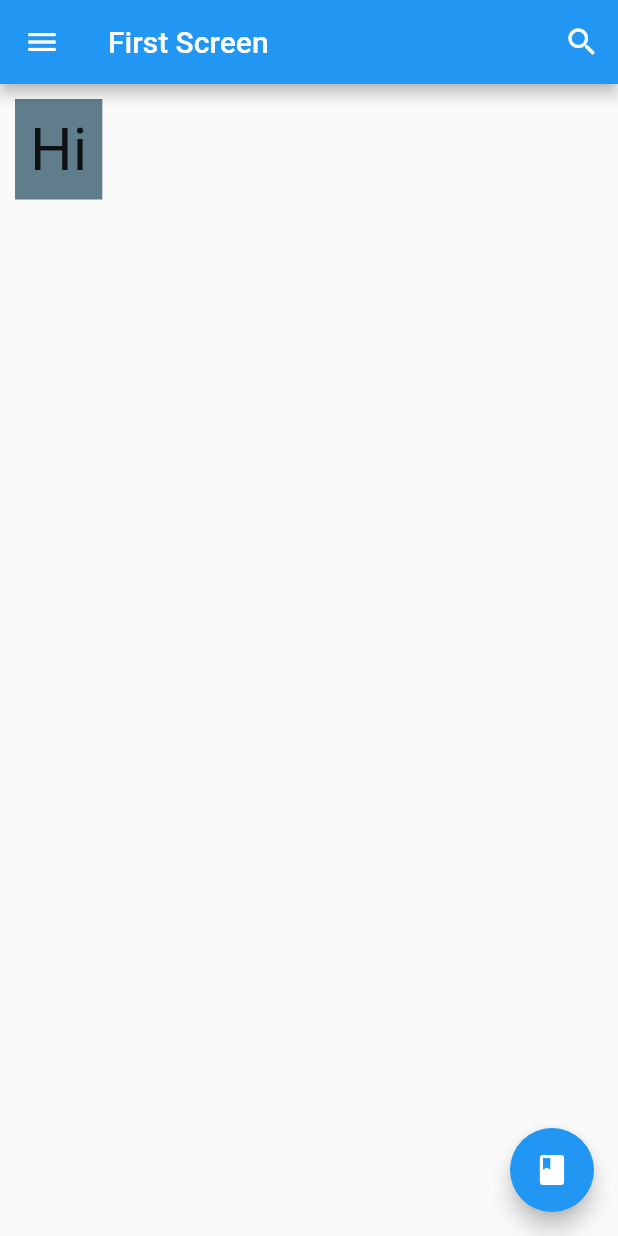
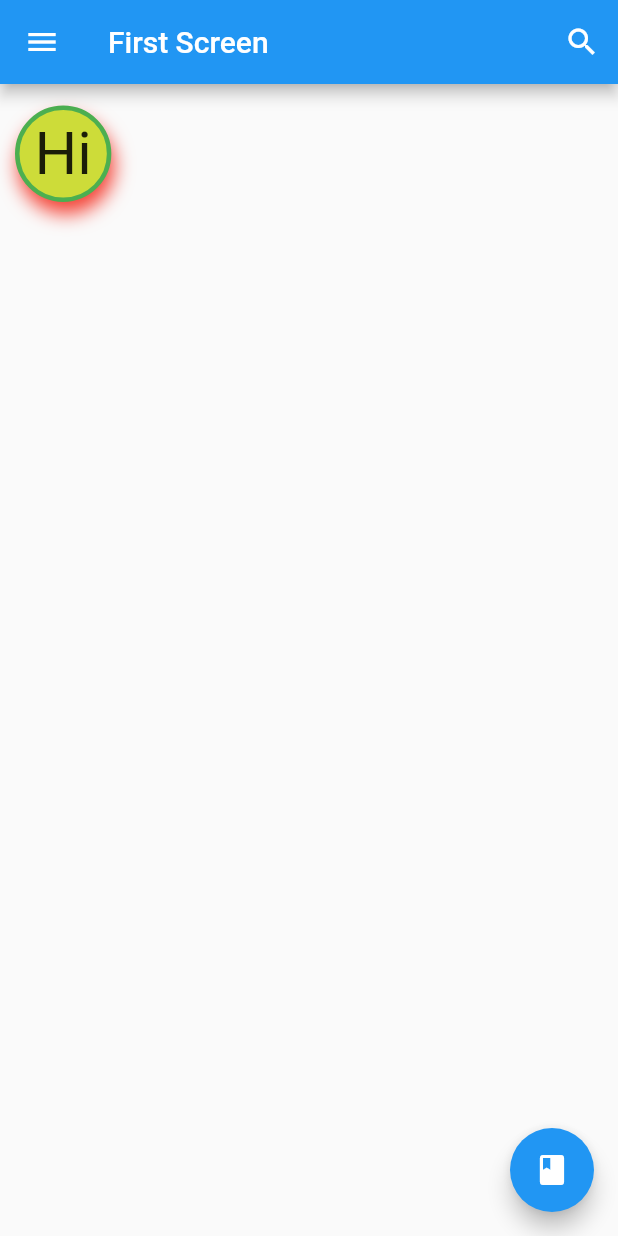
Before and after one commit to alfajryuneda/dicoding-flutter-pemula, a Flutter app: the screen it shows after launch, on a phone screen of 412 x 824 dp. Run offline on Flutter 3.47's test engine with Material 2 defaults, Android fonts, the phone set to English and light mode, and no system bars.

Commit message:
add container.dart

```diff
--- a/lib/main.dart
+++ b/lib/main.dart
@@ -16,27 +16,6 @@ class MyApp extends StatelessWidget {
     );
   }
 }
-
-// class FirstScreen extends StatelessWidget {
-//   @override
-//   Widget build(BuildContext context) {
-//     return Scaffold(
-//       appBar: AppBar(
-//         title: Text('First Screen'),
-//         actions: <Widget>[
-//           IconButton(
-//               onPressed: () {}, icon: Icon(Icons.search, color: Colors.white))
-//         ],
-//       ),
-//       body: Center(
-//         child: Text('Hello World'),
-//       ),
-//       floatingActionButton: FloatingActionButton(
-//         child: Icon(Icons.add),
-//       ),
-//     );
-//   }
-// }
 
 class FirstScreen extends StatelessWidget {
   const FirstScreen({Key? key}) : super(key: key);
@@ -64,7 +43,21 @@ class FirstScreen extends StatelessWidget {
       ),
       body: Container(
         child: Text('Hi', style: TextStyle(fontSize: 40)),
-        color: Colors.blueGrey,
+        decoration: BoxDecoration(
+            color: Colors.lime,
+            shape: BoxShape.circle,
+            border: Border.all(
+              color: Colors.green,
+              width: 3,
+            ),
+            // borderRadius: BorderRadius.circular(10),
+            boxShadow: [
+              BoxShadow(
+                color: Colors.red,
+                offset: Offset(2, 8),
+                blurRadius: 10,
+              )
+            ]),
         // width: 200,
         // height: 100,
         padding: EdgeInsets.all(10),
```
